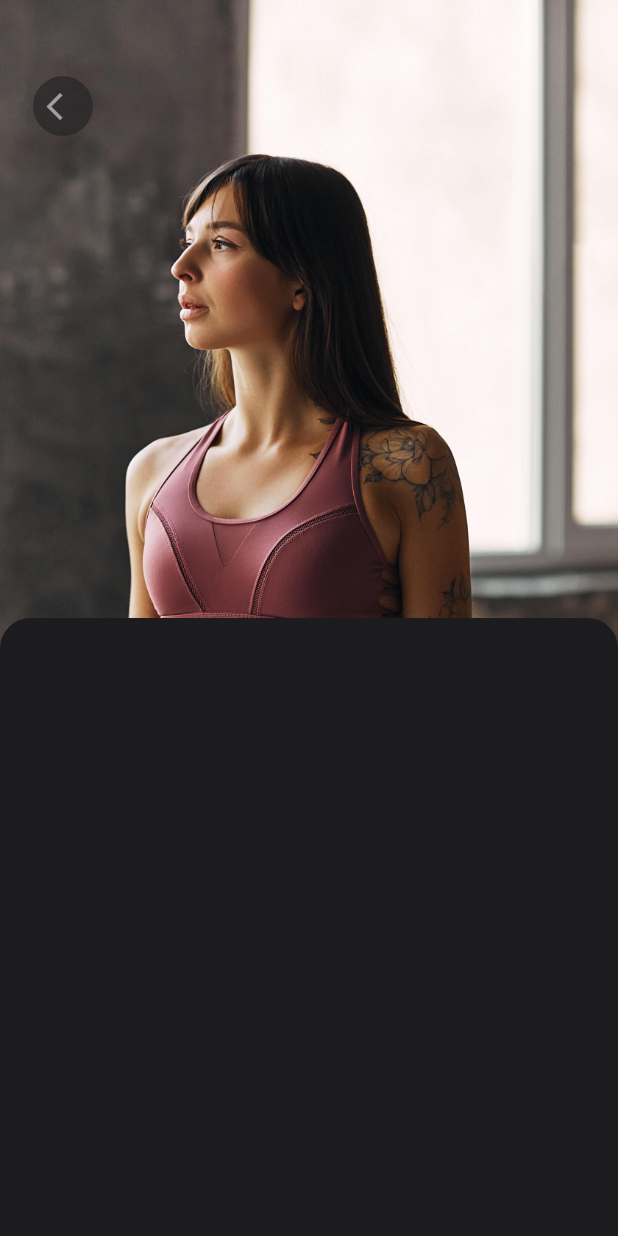
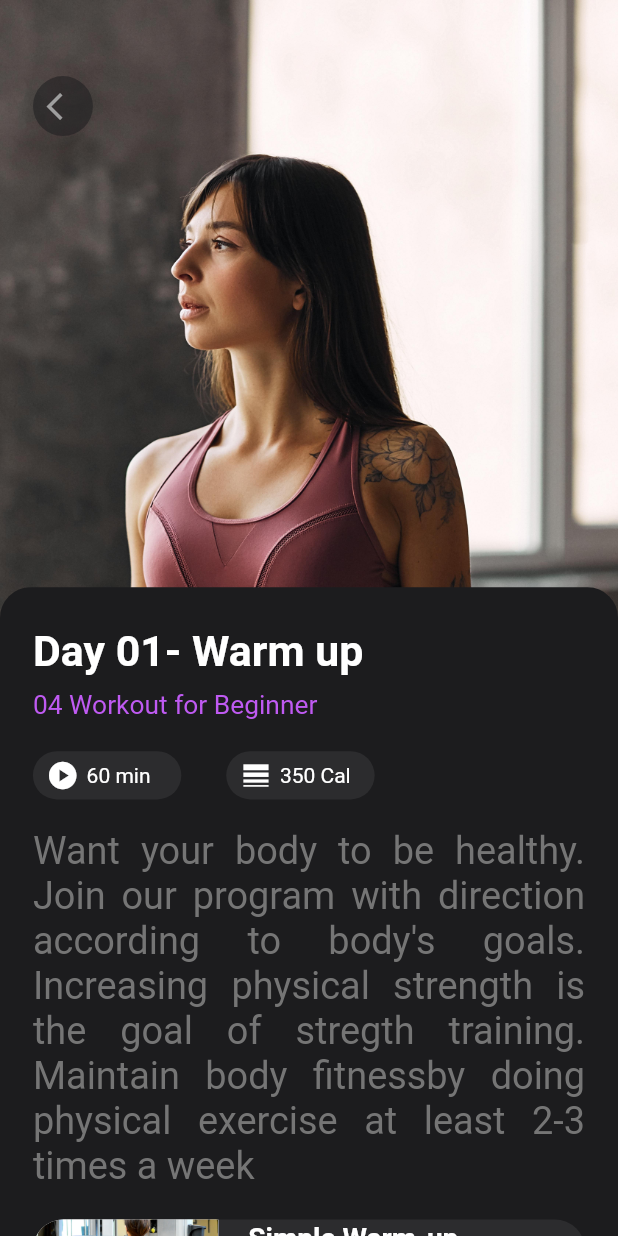
Before and after one commit to chrisokoriedev/gym-app-ui-flutter, a Flutter app: the WarmUpScreen screen opened directly, on a phone screen of 412 x 824 dp. Run offline on Flutter 3.47's test engine with Material 2 defaults, Android fonts, the light colour scheme and no system bars; our stand-ins replace flutter_otp_text_field, flutter_screenutil, get, smooth_page_indicator.

```diff
--- a/lib/main.dart
+++ b/lib/main.dart
@@ -2,7 +2,7 @@ import 'package:flutter/material.dart';
 import 'package:flutter_screenutil/flutter_screenutil.dart';
 import 'package:get/get.dart';
 import 'package:plant_app_ui/mainscreen/homepage.dart';
-
+import 'package:plant_app_ui/mainscreen/warmup_details_screen.dart';
 
 import 'package:plant_app_ui/style.dart';
 
--- a/lib/mainscreen/warmup_details_screen.dart
+++ b/lib/mainscreen/warmup_details_screen.dart
@@ -2,6 +2,7 @@ import 'package:flutter/material.dart';
 import 'package:flutter_screenutil/flutter_screenutil.dart';
 import 'package:get/get.dart';
 import 'package:plant_app_ui/style.dart';
+import 'package:plant_app_ui/widgets.dart';
 
 class WarmUpScreen extends StatelessWidget {
   const WarmUpScreen({Key? key}) : super(key: key);
@@ -9,21 +10,18 @@ class WarmUpScreen extends StatelessWidget {
   @override
   Widget build(BuildContext context) {
     return Scaffold(
-      body: Stack(
-        children: [
-          Container(
+      body: Container(
         width: double.infinity,
-            height: Get.mediaQuery.size.height,
         decoration: const BoxDecoration(
             image: DecorationImage(
                 image: AssetImage('assets/m.jpg'), fit: BoxFit.cover)),
-            child: Padding(
+        child: SingleChildScrollView(
+          child: Column(
+            crossAxisAlignment: CrossAxisAlignment.start,
+            children: [
+              Padding(
                 padding: EdgeInsets.symmetric(horizontal: 20.w, vertical: 50.h),
-              child: Row(
-                crossAxisAlignment: CrossAxisAlignment.start,
-                mainAxisAlignment: MainAxisAlignment.start,
-                children: [
-                  GestureDetector(
+                child: GestureDetector(
                   onTap: () => Get.back(),
                   child: CircleAvatar(
                     backgroundColor: kBackgroundColor.withOpacity(0.5.sp),
@@ -32,26 +30,64 @@ class WarmUpScreen extends StatelessWidget {
                       size: 20.sp,
                     ),
                   ),
-                  )
-                ],
                 ),
               ),
-          ),
-          Align(
-            alignment: AlignmentDirectional.bottomCenter,
-            child: Container(
+              sizedHeight(250),
+              Container(
                   width: double.infinity,
-              height: Get.mediaQuery.size.height / 2,
+                  // height: Get.mediaQuery.size.height,
+                  padding: kDefaultPadding,
                   decoration: BoxDecoration(
                       color: kBackgroundColor,
                       borderRadius: BorderRadius.only(
                         topRight: Radius.circular(20.r),
                         topLeft: Radius.circular(20.r),
                       )),
+                  child: Column(
+                    crossAxisAlignment: CrossAxisAlignment.start,
+                    children: [
+                      Text(
+                        'Day 01- Warm up',
+                        style: TextStyle(
+                            fontSize: 26.sp, fontWeight: FontWeight.w600),
                       ),
-          )
+                      sizedHeight(10),
+                      Text(
+                        '04 Workout for Beginner',
+                        style: TextStyle(fontSize: 16.sp, color: kPrimaryColor),
+                      ),
+                      sizedHeight(20),
+                      Row(
+                        children: [
+                          pillComponent(Icons.play_circle, '60 min'),
+                          sizedWidth(30),
+                          pillComponent(Icons.line_weight, '350 Cal'),
                         ],
+                      ),
+                      sizedHeight(20),
+                      Text(
+                        "Want your body to be healthy. Join our program with direction"
+                        " according to body's goals. Increasing physical strength"
+                        "  is the goal of stregth training. Maintain body fitnessby "
+                        "  doing physical exercise at least 2-3 times a week",
+                        textAlign: TextAlign.justify,
+                        style: TextStyle(
+                            fontSize: 23.sp, color: kGreyColor.shade600),
+                      ),
+                      sizedHeight(20),
+                      otherWarmCompo(
+                          'Simple Warm-up \nExercises', 'assets/g.jpg'),
+                      sizedHeight(20),
+                      otherWarmCompo(
+                          'Simple Warm-up \nExercises', 'assets/g.jpg'),
+                    ],
+                  ))
+            ],
+          ),
+        ),
       ),
     );
   }
+
+
 }
--- a/lib/style.dart
+++ b/lib/style.dart
@@ -11,3 +11,4 @@ const kDarkBgColor = Color(0xff2c2c2e);
 const kGreyColor = Colors.grey;
 double screenWidth = Get.mediaQuery.size.width;
 final regularBorderRadius = BorderRadius.circular(20.r);
+final sideRadius = Radius.circular(0.r);
--- a/lib/walthrough.dart
+++ b/lib/walthrough.dart
@@ -27,7 +27,7 @@ class _WalkThroughState extends State<WalkThrough> {
       body: Container(
         padding: EdgeInsets.only(bottom: 80.sp),
         child: PageView(
-          physics: const BouncingScrollPhysics(),
+          physics: const ClampingScrollPhysics(),
           controller: controller,
           children: [
             walthroughWidget(
--- a/lib/widgets.dart
+++ b/lib/widgets.dart
@@ -326,3 +326,74 @@ SingleChildScrollView workCatComponent() {
     ),
   );
 }
+
+  pillComponent(IconData iconData, String title) {
+    return Container(
+      width: 90.w,
+      padding: EdgeInsets.symmetric(horizontal: 8.w, vertical: 5.h),
+      decoration:
+          BoxDecoration(color: kDarkBgColor, borderRadius: regularBorderRadius),
+      child: Row(
+        children: [
+          Icon(
+            iconData,
+            size: 20.sp,
+          ),
+          sizedWidth(5),
+          Text(title)
+        ],
+      ),
+    );
+  }
+
+   otherWarmCompo(String title, String imgDir) {
+    return Container(
+      width: double.infinity,
+      decoration:
+          BoxDecoration(borderRadius: regularBorderRadius, color: kDarkBgColor),
+      child: Row(
+        children: [
+          Container(
+            width: Get.mediaQuery.size.width * 0.3,
+            height: 70.h,
+            decoration: BoxDecoration(
+                borderRadius: regularBorderRadius.copyWith(
+                    topRight: sideRadius, bottomRight: sideRadius),
+                color: kWhiteColor,
+                image: DecorationImage(
+                  image: AssetImage(imgDir),
+                  fit: BoxFit.cover,
+                )),
+          ),
+          sizedWidth(20),
+          Column(
+            crossAxisAlignment: CrossAxisAlignment.start,
+            children: [
+              Text(
+                title,
+                style: TextStyle(
+                    fontSize: 17.sp,
+                    color: kWhiteColor,
+                    fontWeight: FontWeight.w600),
+              ),
+              sizedHeight(5),
+              Text(
+                '0:30',
+                style: TextStyle(
+                    color: kPrimaryColor,
+                    fontSize: 14.sp,
+                    fontWeight: FontWeight.w600),
+              )
+            ],
+          ),
+          sizedWidth(40),
+          Icon(
+            Icons.arrow_right_alt,
+            color: kGreyColor,
+            size: 20.sp,
+          ),
+          sizedWidth(20),
+        ],
+      ),
+    );
+  }
```
Lines whose indentation alone changed are shown as unchanged.
